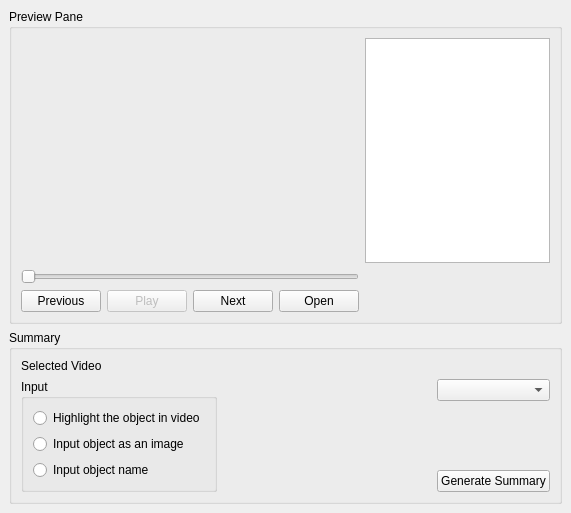
odigous-labs/vid_sum_win_tool, file home.ui: the form before one commit.
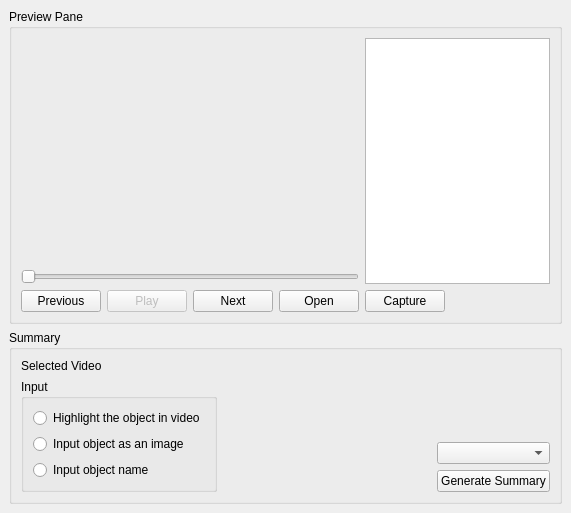
The form after the commit.

```diff
--- a/home.ui
+++ b/home.ui
@@ -20,18 +20,24 @@
       <property name="title">
        <string>Preview Pane</string>
       </property>
-      <layout class="QGridLayout" name="gridLayout_2">
-       <item row="0" column="1">
-        <widget class="QListView" name="play_list_view">
-         <property name="editTriggers">
-          <set>QAbstractItemView::NoEditTriggers</set>
-         </property>
-        </widget>
-       </item>
+      <layout class="QGridLayout" name="gridLayout">
        <item row="0" column="0">
-        <layout class="QGridLayout" name="gridLayout"/>
+        <layout class="QVBoxLayout" name="verticalLayout_2"/>
        </item>
-       <item row="2" column="0">
+       <item row="1" column="0">
+        <spacer name="verticalSpacer">
+         <property name="orientation">
+          <enum>Qt::Vertical</enum>
+         </property>
+         <property name="sizeHint" stdset="0">
+          <size>
+           <width>20</width>
+           <height>206</height>
+          </size>
+         </property>
+        </spacer>
+       </item>
+       <item row="5" column="0" colspan="2">
         <layout class="QHBoxLayout" name="horizontalLayout">
          <item>
           <widget class="QPushButton" name="previous_button">
@@ -66,7 +72,7 @@
          </item>
         </layout>
        </item>
-       <item row="2" column="1">
+       <item row="5" column="3">
         <spacer name="horizontalSpacer">
          <property name="orientation">
           <enum>Qt::Horizontal</enum>
@@ -79,13 +85,40 @@
          </property>
         </spacer>
        </item>
-       <item row="1" column="0">
+       <item row="5" column="2">
+        <widget class="QPushButton" name="capture_btn">
+         <property name="text">
+          <string>Capture</string>
+         </property>
+        </widget>
+       </item>
+       <item row="0" column="1" rowspan="2">
+        <spacer name="horizontalSpacer_3">
+         <property name="orientation">
+          <enum>Qt::Horizontal</enum>
+         </property>
+         <property name="sizeHint" stdset="0">
+          <size>
+           <width>264</width>
+           <height>20</height>
+          </size>
+         </property>
+        </spacer>
+       </item>
+       <item row="2" column="0" colspan="2">
         <widget class="QSlider" name="slider">
          <property name="orientation">
           <enum>Qt::Horizontal</enum>
          </property>
         </widget>
        </item>
+       <item row="0" column="2" rowspan="3" colspan="2">
+        <widget class="QListView" name="play_list_view">
+         <property name="editTriggers">
+          <set>QAbstractItemView::NoEditTriggers</set>
+         </property>
+        </widget>
+       </item>
       </layout>
      </widget>
     </item>
@@ -139,13 +172,6 @@
          </layout>
         </widget>
        </item>
-       <item row="1" column="3">
-        <widget class="QComboBox" name="comboBox">
-         <property name="currentText">
-          <string/>
-         </property>
-        </widget>
-       </item>
        <item row="2" column="2">
         <spacer name="horizontalSpacer_2">
          <property name="orientation">
@@ -166,6 +192,13 @@
          </property>
         </widget>
        </item>
+       <item row="2" column="3">
+        <widget class="QComboBox" name="comboBox">
+         <property name="currentText">
+          <string/>
+         </property>
+        </widget>
+       </item>
       </layout>
      </widget>
     </item>
```
